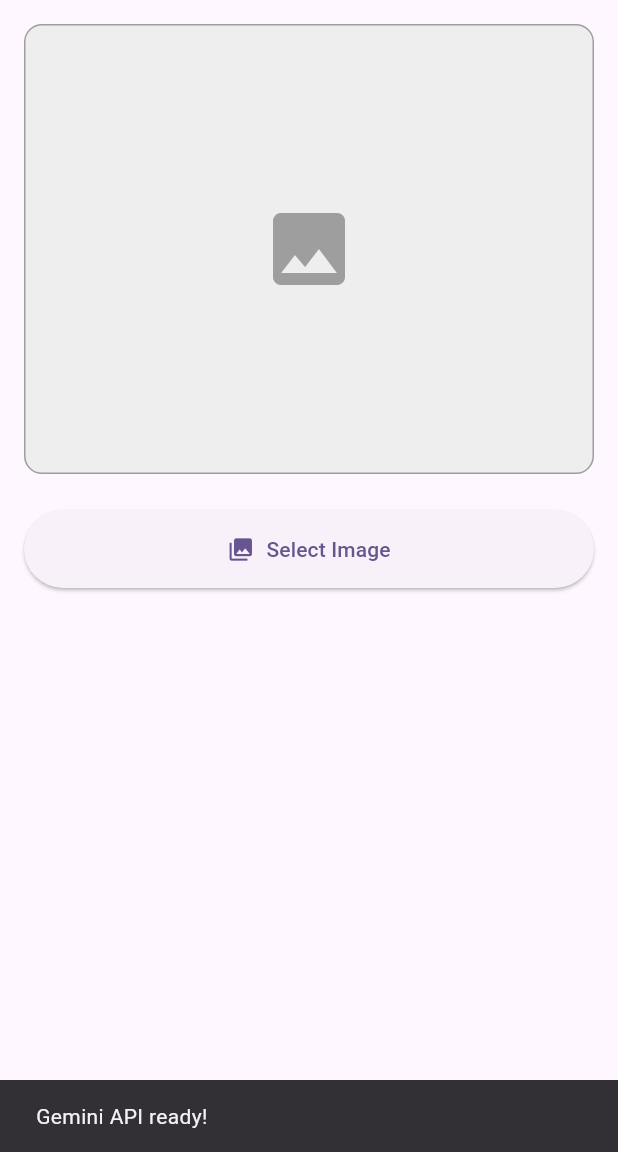
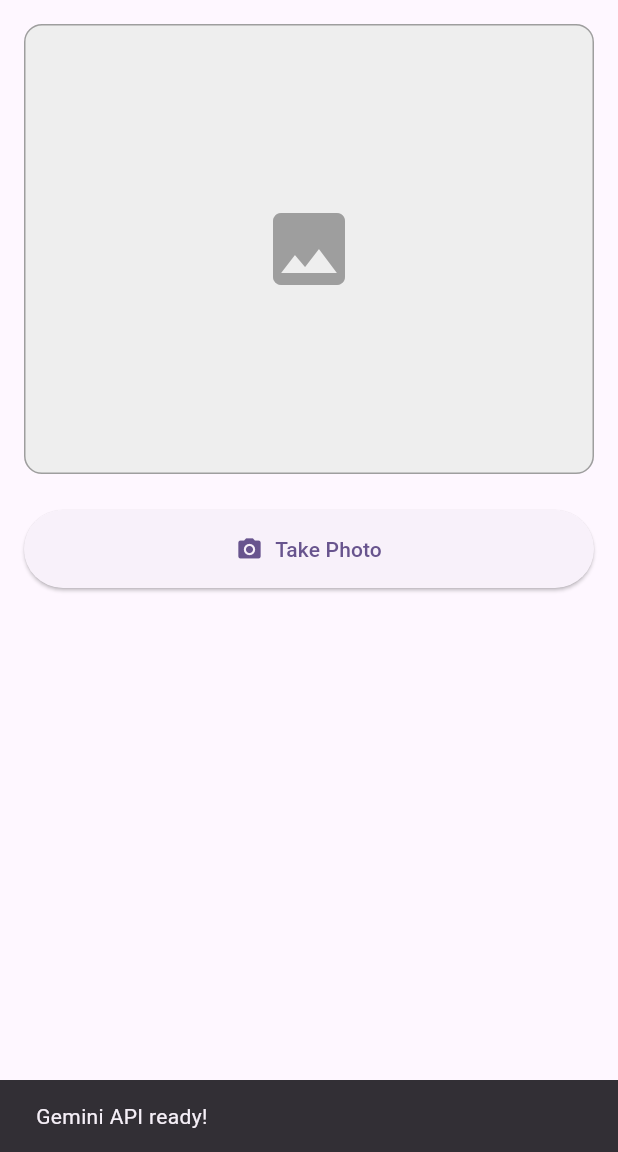
Before and after one commit to ehtbanton/third_eye, a Flutter app: the first screen one second after launch, on a phone screen of 412 x 824 dp, the part 84-1236 px from its top. Run offline on Flutter 3.47's test engine with Material 3 defaults, Android fonts, the phone set to English and light mode, and no system bars; our stand-ins replace dio, flutter_dotenv, google_generative_ai, image_picker, permission_handler.

Commit message:
added basic cam functionality

```diff
--- a/lib/screens/image_picker_screen.dart
+++ b/lib/screens/image_picker_screen.dart
@@ -29,12 +29,9 @@ class _ImagePickerScreenState extends State<ImagePickerScreen> {
   }
 
   Future<void> _requestPermissionsAndInitialize() async {
-    // Request storage permission
-    final status = await Permission.storage.request();
+    // Request camera permission
+    final status = await Permission.camera.request();
     if (!status.isGranted) {
-      // Try manageExternalStorage for Android 11+
-      final manageStatus = await Permission.manageExternalStorage.request();
-      if (!manageStatus.isGranted) {
       setState(() {
         _serverAvailable = false;
         _isInitializing = false;
@@ -42,13 +39,12 @@ class _ImagePickerScreenState extends State<ImagePickerScreen> {
       if (mounted) {
         ScaffoldMessenger.of(context).showSnackBar(
           const SnackBar(
-              content: Text('Storage permission is required to download the AI model'),
+            content: Text('Camera permission is required to take photos'),
             duration: Duration(seconds: 5),
           ),
         );
       }
       return;
-      }
     }
 
     // Permission granted, initialize
@@ -96,15 +92,15 @@ class _ImagePickerScreenState extends State<ImagePickerScreen> {
     });
   }
 
-  Future<void> _pickAndDescribeImage() async {
+  Future<void> _takePhotoAndDescribe() async {
     try {
       setState(() {
         _isLoading = true;
         _description = '';
       });
 
-      // Pick image
-      final image = await _imageService.pickImage();
+      // Take photo
+      final image = await _imageService.takePhoto();
       if (image == null) {
         setState(() {
           _isLoading = false;
@@ -221,14 +217,14 @@ class _ImagePickerScreenState extends State<ImagePickerScreen> {
                   ),
                 ),
 
-              // Pick image button
+              // Take photo button
               if (!_isInitializing)
                 ElevatedButton.icon(
                   onPressed: _isLoading || !_serverAvailable
                       ? null
-                      : _pickAndDescribeImage,
-                  icon: const Icon(Icons.photo_library),
-                  label: const Text('Select Image'),
+                      : _takePhotoAndDescribe,
+                  icon: const Icon(Icons.camera_alt),
+                  label: const Text('Take Photo'),
                   style: ElevatedButton.styleFrom(
                     padding: const EdgeInsets.symmetric(vertical: 16),
                   ),
```
Lines whose indentation alone changed are shown as unchanged.
